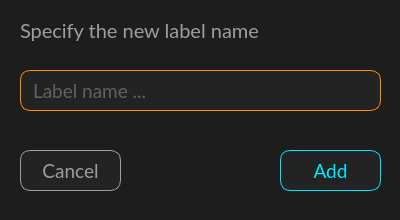
Old version of the form app/ui/dataset_ui/CreateLabelDialog.ui in the repository M-A-R-S1/gc-ims-neural-network.
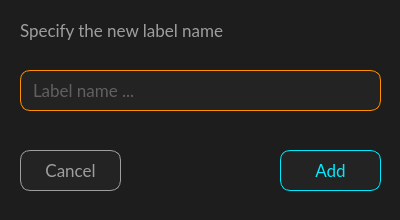
New version of the form.

```diff
--- a/app/ui/dataset_ui/CreateLabelDialog.ui
+++ b/app/ui/dataset_ui/CreateLabelDialog.ui
@@ -40,7 +40,7 @@
    <property name="font">
     <font>
      <family>Lato</family>
-     <pointsize>14</pointsize>
+     <pointsize>13</pointsize>
     </font>
    </property>
    <property name="styleSheet">
@@ -69,7 +69,7 @@
    <property name="font">
     <font>
      <family>Lato</family>
-     <pointsize>15</pointsize>
+     <pointsize>13</pointsize>
     </font>
    </property>
    <property name="styleSheet">
@@ -91,7 +91,7 @@
    <property name="font">
     <font>
      <family>Lato</family>
-     <pointsize>14</pointsize>
+     <pointsize>13</pointsize>
      <fontweight>Light</fontweight>
     </font>
    </property>
@@ -126,7 +126,7 @@
    <property name="font">
     <font>
      <family>Lato</family>
-     <pointsize>14</pointsize>
+     <pointsize>13</pointsize>
     </font>
    </property>
    <property name="cursor">
```
